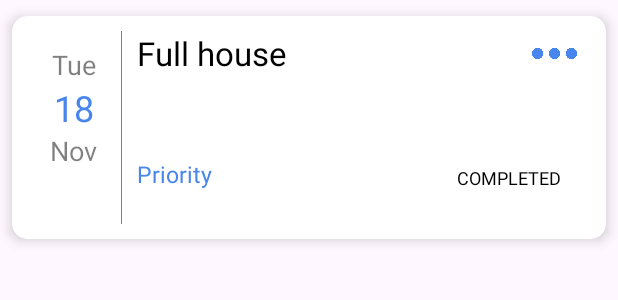
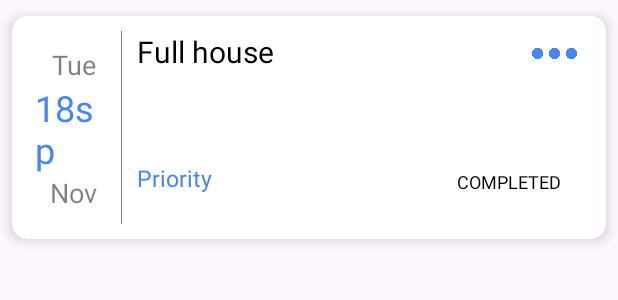
Before and after one commit to rachcha2002/MyTasks, an Android app: the layout item_task.xml on its own in the app's theme, with its tools: preview values and no code run, on a phone screen of 412 x 824 dp. Shown: the top 300 px of the screen. Run offline under Robolectric (Android 15) with nearby library versions, the phone set to English and light mode, and no system bars.

Commit message:
Final Touches

```diff
--- a/app/src/main/res/layout-land/item_task.xml
+++ b/app/src/main/res/layout-land/item_task.xml
@@ -37,7 +37,7 @@
                 android:layout_width="wrap_content"
                 android:layout_height="wrap_content"
                 android:id="@+id/date"
-                android:text="18"
+                android:text="18sp"
                 android:layout_gravity="center"
                 android:textSize="24sp"
                 android:textColor="@color/colorAccent" />
@@ -101,7 +101,7 @@
                 android:layout_height="wrap_content"
                 android:maxLines="2"
                 android:ellipsize="end"
-                android:textSize="16sp"
+                android:textSize="18sp"
                 android:textColor="@android:color/black"/>
 
             <TextView
--- a/app/src/main/res/layout/item_task.xml
+++ b/app/src/main/res/layout/item_task.xml
@@ -37,7 +37,7 @@
                 android:layout_width="wrap_content"
                 android:layout_height="wrap_content"
                 android:id="@+id/date"
-                android:text="18"
+                android:text="18sp"
                 android:layout_gravity="center"
                 android:textSize="24sp"
                 android:textColor="@color/colorAccent" />
@@ -78,7 +78,7 @@
                     android:layout_height="wrap_content"
                     tools:text="Full house"
                     android:singleLine="true"
-                    android:textSize="22sp"
+                    android:textSize="20sp"
                     android:layout_weight="1"
                     android:id="@+id/title"
                     android:textColor="@android:color/black"/>
@@ -101,7 +101,7 @@
                 android:layout_height="wrap_content"
                 android:maxLines="2"
                 android:ellipsize="end"
-                android:textSize="16sp"
+                android:textSize="18sp"
                 android:textColor="@android:color/black"/>
 
             <TextView
```
Also changed, not shown: 1 other file.
